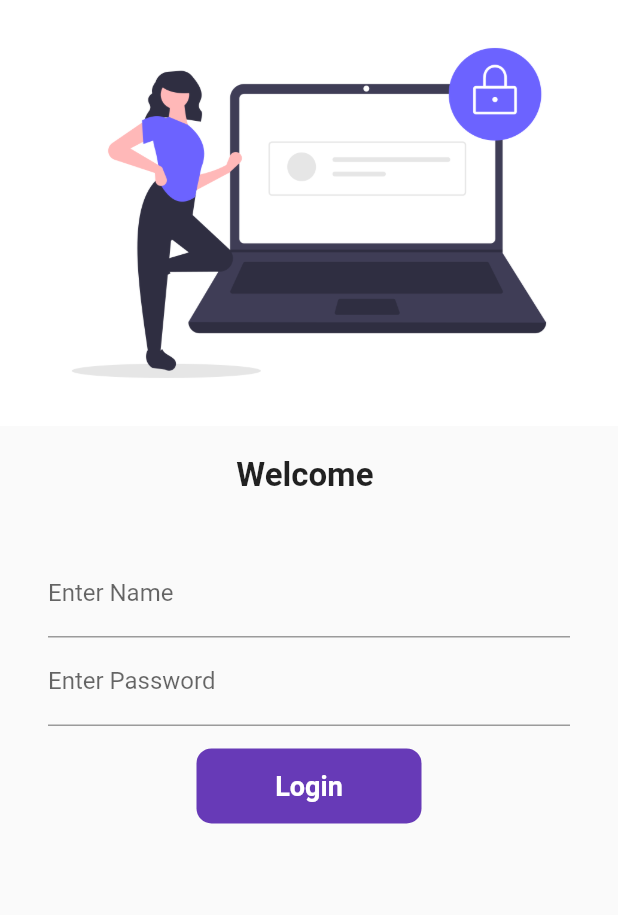
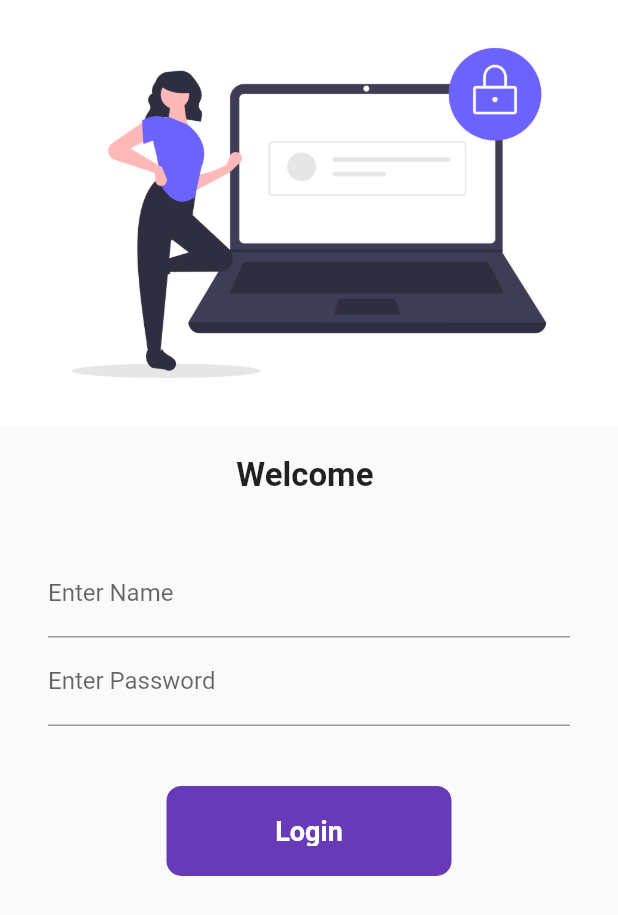
Before and after one commit to ShubhamP08/Firstapp, a Flutter app: the screen it shows after launch, on a phone screen of 412 x 824 dp. Shown: the top 915 px of the screen. Run offline on Flutter 3.47's test engine with Material 2 defaults, Android fonts, the phone set to English and light mode, and no system bars; our stand-ins replace google_fonts.

```diff
--- a/lib/screens/login_page.dart
+++ b/lib/screens/login_page.dart
@@ -11,9 +11,26 @@ class loginpage extends StatefulWidget {
 class _loginpageState extends State<loginpage> {
   String name = "";
   bool changeButton = false;
+  final _formkey = GlobalKey<FormState>();
+
+  moveToHome(BuildContext context) async {
+    if (_formkey.currentState!.validate()) {
+      setState(() {
+        changeButton = true;
+      });
+      await Future.delayed(Duration(seconds: 1));
+      await Navigator.pushNamed(context, Myroutes.HomeRoute);
+      setState(() {
+        changeButton = false;
+      });
+    }
+  }
+
   @override
   Widget build(BuildContext context) {
     return Material(
+        child: Form(
+      key: _formkey,
       child: Column(
         children: [
           Image.asset(
@@ -41,54 +58,61 @@ class _loginpageState extends State<loginpage> {
                     name = value;
                     setState(() {});
                   },
+                  validator: (value) {
+                    if (value!.isEmpty) {
+                      return "Invalid Username";
+                    }
+
+                    return null;
+                  },
                 ),
                 TextFormField(
                   obscureText: true,
                   decoration: InputDecoration(
                       hintText: "Enter Password", labelText: "Enter Password"),
+                  validator: (value) {
+                    if (value!.isEmpty) {
+                      return "Invalid Username";
+                    } else if (value.length < 8) {
+                      return "Password length Should be 8";
+                    }
+                    return null;
+                  },
                 ),
-              InkWell(
-                onTap: () async {
-                  setState(() {
-                    changeButton = true;
-                  });
-                  await Future.delayed(Duration(seconds: 1));
-                  Navigator.pushNamed(context, Myroutes.HomeRoute);
-                },
+                SizedBox(
+                  height: 40.0,
+                ),
+                Material(
+                  color: Colors.deepPurple,
+                  borderRadius: BorderRadius.circular(changeButton ? 50 : 10),
+                  child: InkWell(
+                    onTap: () => moveToHome(context),
                     child: AnimatedContainer(
                       duration: Duration(seconds: 1),
-                  margin: EdgeInsets.all(15),
-                  width:changeButton?50: 150,
-                  height: 50,
+                      margin: EdgeInsets.all(20),
+                      width: changeButton ? 20 : 150,
+                      height: 20,
                       alignment: Alignment.center,
-                  child: changeButton?Icon(Icons.done,color: Colors.white,) :Text(
+                      child: changeButton
+                          ? Icon(
+                              Icons.done,
+                              color: Colors.white,
+                            )
+                          : Text(
                               "Login",
                               style: TextStyle(
                                   color: Colors.white,
                                   fontWeight: FontWeight.bold,
                                   fontSize: 18),
                             ),
-                  decoration: BoxDecoration(
-                      color: Colors.deepPurple,
-                      // shape: changeButton? BoxShape.circle:BoxShape.rectangle,
-                      borderRadius: BorderRadius.circular(
-                        changeButton?50:10,
                     ),
                   ),
                 ),
-              ),
-
-              // ElevatedButton(
-              //   onPressed: () {
-              //     Navigator.pushNamed(context, Myroutes.HomeRoute);
-              //   },
-              //   child: Text("Login"),
-              //   style: TextButton.styleFrom(minimumSize: Size(120, 40)),
-              // )
               ],
             ),
           )
         ],
+      ),
     ));
   }
 }
```
Lines whose indentation alone changed are shown as unchanged.
